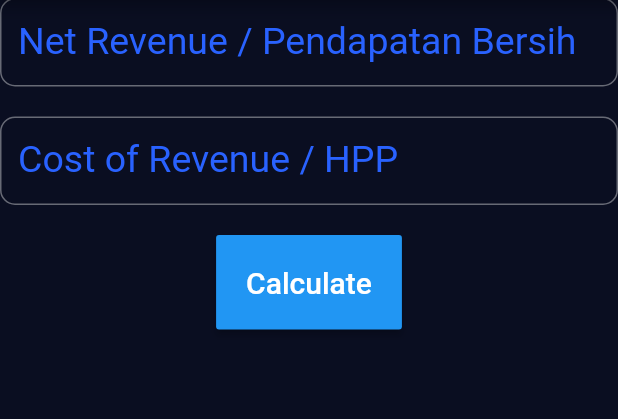
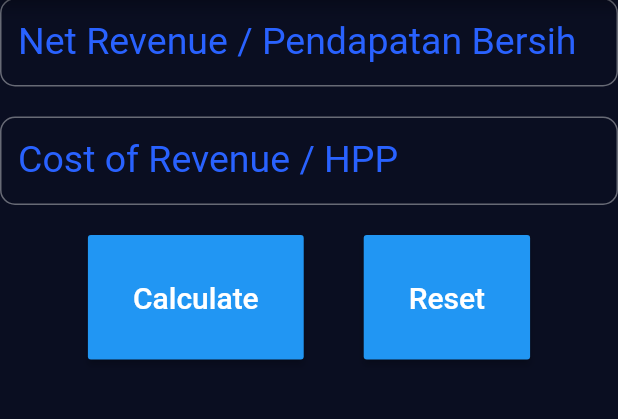
Before and after one commit to roberthandiwijaya/stock_calc, a Flutter app: the GPMPage screen opened by its route, on a phone screen of 412 x 824 dp, the part 86-505 px from its top. Run offline on Flutter 3.47's test engine with Material 2 defaults, Android fonts, the phone set to English and light mode, and no system bars.

Commit message:
remodelling UI and Logic from hitung_gpm.dart

```diff
--- a/lib/hitung_gpm.dart
+++ b/lib/hitung_gpm.dart
@@ -60,19 +60,44 @@ class _GPMPageState extends State<GPMPage> {
           SizedBox(
             height: 20.0,
           ),
-          RaisedButton(
+          Row(
+            mainAxisAlignment: MainAxisAlignment.center,
+            children: <Widget>[
+              Container(
+                child: RaisedButton(
                   onPressed: () {
                     setState(() {
                       this.displayResult = _calculateGPM();
                     });
                   },
-            padding: EdgeInsets.all(20.0),
+                  padding: EdgeInsets.all(30.0),
                   textColor: Colors.white,
                   color: Colors.blue,
                   child: Text(
                     'Calculate',
                     style: TextStyle(fontSize: 20),
                   ),
+                ),
+              ),
+              SizedBox(width: 40.0,),
+              Container(
+                child: RaisedButton(
+                  onPressed: () {
+                    setState(() {
+
+                    });
+                  },
+                  padding: EdgeInsets.all(30.0),
+                  textColor: Colors.white,
+                  color: Colors.blue,
+                  child: Text(
+                    'Reset',
+                    style: TextStyle(fontSize: 20),
+                  ),
+                ),
+              ),
+
+            ],
           ),
           SizedBox(height: 25.0,),
           Container(
```
Lines whose indentation alone changed are shown as unchanged.
